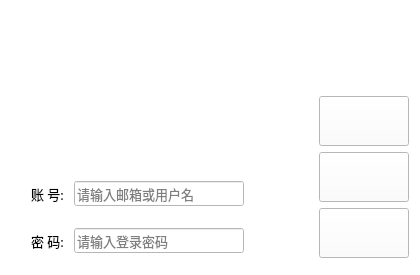
Above: src/_APL/userlogin/userloginform.ui from QmGohinn/DaDoeiamiSys before the change. Below: the same form after it.
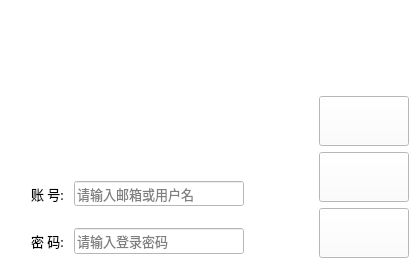
That is the form after the change. Icons and pictures are not drawn.

What changed in the file:
```diff
--- a/src/_APL/userlogin/userloginform.ui
+++ b/src/_APL/userlogin/userloginform.ui
@@ -293,7 +293,7 @@
        </property>
        <property name="font">
         <font>
-         <family>Fixedsys</family>
+         <family>宋体</family>
          <pointsize>10</pointsize>
         </font>
        </property>
@@ -309,7 +309,7 @@
       <widget class="QLabel" name="m_PasswordLabel">
        <property name="font">
         <font>
-         <family>JetBrains Mono</family>
+         <family>宋体</family>
          <pointsize>10</pointsize>
          <weight>50</weight>
          <bold>false</bold>
```
Left out of the diff: 4 changed lines with no effect on the pictures.
